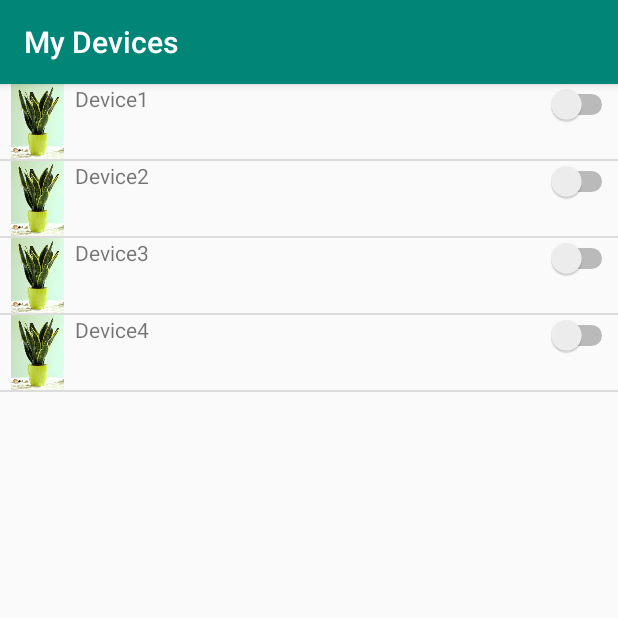
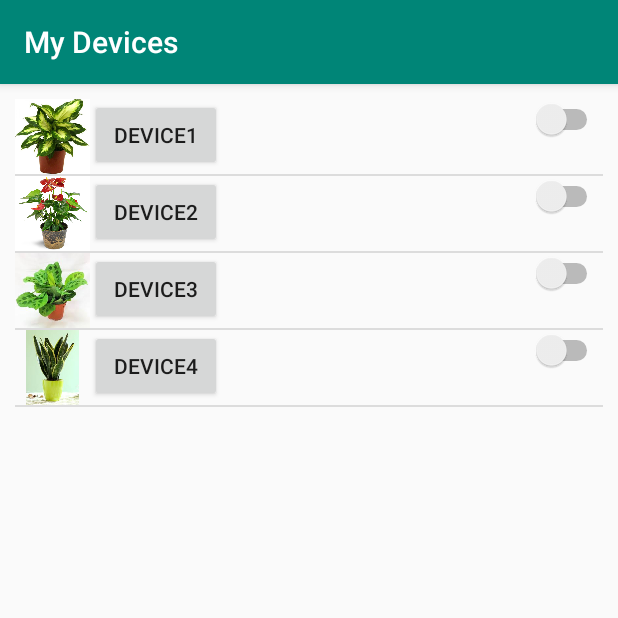
Before and after one commit to GarduinoTeam/Garduino, an Android app: the screen it shows after launch (MainActivity), on a phone screen of 412 x 824 dp, the top half of it. Run offline under Robolectric (Android 15) with nearby library versions, the light colour scheme and no system bars.

Commit message:
Implemented MyListAdapter class.

```diff
--- a/GarduinoAndroid/app/src/main/java/com/example/garduinoandroid/MainActivity.java
+++ b/GarduinoAndroid/app/src/main/java/com/example/garduinoandroid/MainActivity.java
@@ -2,32 +2,54 @@ package com.example.garduinoandroid;
 
 import androidx.appcompat.app.AppCompatActivity;
 
-import android.graphics.drawable.Drawable;
+
 import android.os.Bundle;
-import android.widget.ArrayAdapter;
-import android.widget.ImageView;
+import android.view.View;
+import android.widget.AdapterView;
 import android.widget.ListView;
+import android.widget.Toast;
 
 public class MainActivity extends AppCompatActivity {
 
     ListView listView;
-    ImageView imageView;
     String[] labelListItems;
-    Drawable[] imageListItems = new Drawable[4];
+    Integer[] imageView={
+            R.drawable.plant1,R.drawable.plant2,
+            R.drawable.plant3,R.drawable.plant4,
+    };
 
     @Override
     protected void onCreate(Bundle savedInstanceState) {
         super.onCreate(savedInstanceState);
         setContentView(R.layout.activity_main);
-        listView = (ListView) findViewById(R.id.DeviceList);
-        imageListItems[0] = getResources().getDrawable(R.drawable.plant1);
-        imageListItems[1] = getResources().getDrawable(R.drawable.plant2);
-        imageListItems[2] = getResources().getDrawable(R.drawable.plant3);
-        imageListItems[3] = getResources().getDrawable(R.drawable.plant4);
-        //imageView = (ImageView) findViewById(R.id.ImagePlant);
         labelListItems = getResources().getStringArray(R.array.devicesArray);
-        final ArrayAdapter<String> adapter = new ArrayAdapter<String>(this,R.layout.deviceslist,R.id.ItemName, labelListItems);
+
+        final MyListAdapter adapter = new MyListAdapter(this, labelListItems,imageView);
+        listView = (ListView) findViewById(R.id.ListViewActivityMain);
         listView.setAdapter(adapter);
 
+        listView.setOnItemClickListener(new AdapterView.OnItemClickListener() {
+
+            @Override
+            public void onItemClick(AdapterView<?> parent, View view, int position, long id) {
+                // TODO Auto-generated method stub
+                if (position == 0) {
+                    //code specific to first list item
+                    Toast.makeText(getApplicationContext(), "Place Your First Option Code", Toast.LENGTH_SHORT).show();
+                } else if (position == 1) {
+                    //code specific to 2nd list item
+                    Toast.makeText(getApplicationContext(), "Place Your Second Option Code", Toast.LENGTH_SHORT).show();
+                } else if (position == 2) {
+
+                    Toast.makeText(getApplicationContext(), "Place Your Third Option Code", Toast.LENGTH_SHORT).show();
+                } else if (position == 3) {
+
+                    Toast.makeText(getApplicationContext(), "Place Your Forth Option Code", Toast.LENGTH_SHORT).show();
+                } else if (position == 4) {
+
+                    Toast.makeText(getApplicationContext(), "Place Your Fifth Option Code", Toast.LENGTH_SHORT).show();
+                }
+            }
+        });
     }
 }
--- /dev/null
+++ b/GarduinoAndroid/app/src/main/java/com/example/garduinoandroid/MyListAdapter.java
@@ -0,0 +1,39 @@
+package com.example.garduinoandroid;
+
+import android.app.Activity;
+
+import android.view.LayoutInflater;
+import android.view.View;
+import android.view.ViewGroup;
+import android.widget.ArrayAdapter;
+import android.widget.Button;
+import android.widget.ImageView;
+import android.widget.TextView;
+
+public class MyListAdapter extends ArrayAdapter {
+    private final Activity context;
+    private final String[] maintitle;
+    private final Integer[] imgid;
+
+    public MyListAdapter(Activity context, String[] maintitle, Integer[] imgid) {
+        super(context, R.layout.deviceslist, maintitle);
+        // TODO Auto-generated constructor stub
+
+        this.context = context;
+        this.maintitle = maintitle;
+        this.imgid = imgid;
+    }
+
+    public View getView(int position, View view, ViewGroup parent) {
+        LayoutInflater inflater = context.getLayoutInflater();
+        View rowView = inflater.inflate(R.layout.deviceslist, null, true);
+
+        Button titleText = (Button) rowView.findViewById(R.id.ButtonDevice);
+        ImageView imageView = (ImageView) rowView.findViewById(R.id.ImagePlant);
+
+
+        titleText.setText(maintitle[position]);
+        imageView.setImageResource(imgid[position]);
+        return rowView;
+    }
+}
--- a/GarduinoAndroid/app/src/main/res/layout/activity_main.xml
+++ b/GarduinoAndroid/app/src/main/res/layout/activity_main.xml
@@ -6,9 +6,10 @@
     tools:context=".MainActivity">
 
 <ListView
-    android:id="@+id/DeviceList"
+    android:id="@+id/ListViewActivityMain"
     android:layout_width="match_parent"
     android:layout_height="match_parent"
+    android:padding="10dp"
     />
 
 </RelativeLayout>
--- a/GarduinoAndroid/app/src/main/res/layout/deviceslist.xml
+++ b/GarduinoAndroid/app/src/main/res/layout/deviceslist.xml
@@ -1,17 +1,19 @@
 <?xml version="1.0" encoding="utf-8"?>
 <RelativeLayout xmlns:android="http://schemas.android.com/apk/res/android"
-    android:orientation="horizontal" android:layout_width="match_parent"
+    android:orientation="horizontal"
+    android:layout_width="match_parent"
     android:layout_height="match_parent">
     <ImageView
         android:id="@+id/ImagePlant"
         android:layout_width="50dp"
-        android:layout_height="50dp"
-        android:src="@drawable/plant4"/>
-    <TextView
+        android:layout_height="50dp"/>
+        //android:src="@drawable/plant4"
+
+    <Button
         android:layout_toRightOf="@+id/ImagePlant"
         android:layout_width="wrap_content"
         android:layout_height="wrap_content"
-        android:id="@+id/ItemName" />
+        android:id="@+id/ButtonDevice" />
     <Switch
         android:layout_alignParentRight="true"
         android:layout_width="wrap_content"
```
